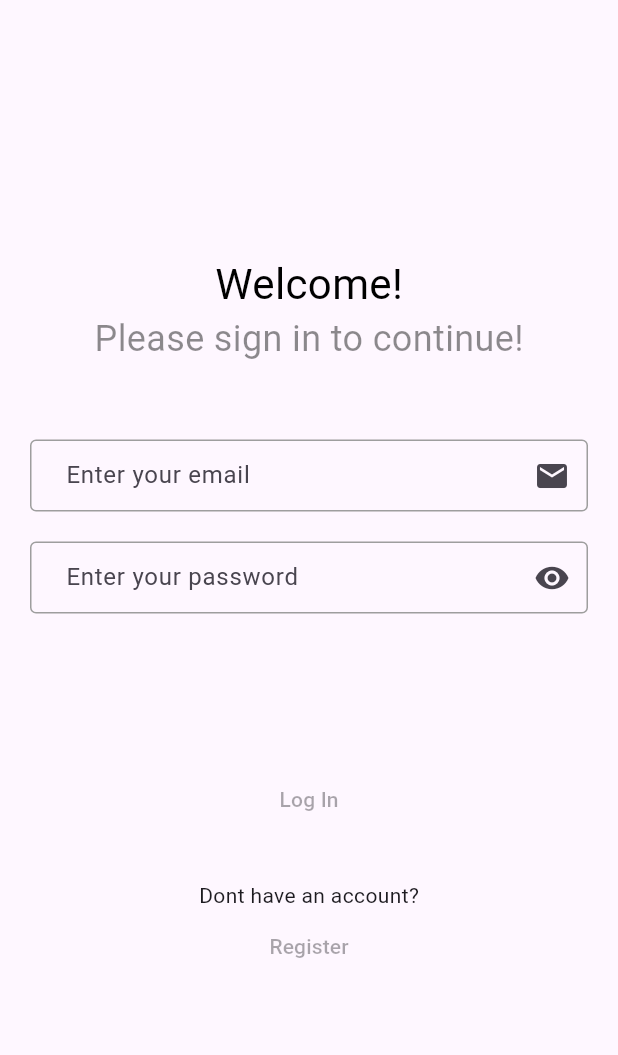
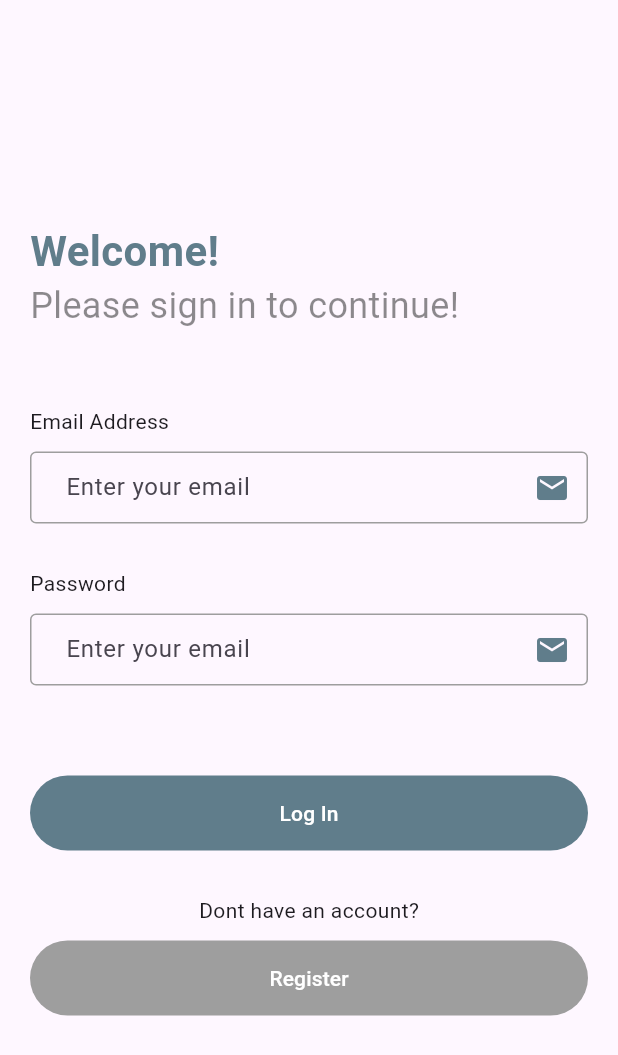
Before and after one commit to jlinares1/challenge_crew_app_flutter, a Flutter app: the screen it shows after launch, on a phone screen of 412 x 824 dp. Shown: the top 1055 px of the screen. Run offline on Flutter 3.47's test engine with Material 3 defaults, Android fonts, the phone set to English and light mode, and no system bars.

Commit message:
skeleton login page

```diff
--- a/lib/constants.dart
+++ b/lib/constants.dart
@@ -0,0 +1,22 @@
+import 'package:flutter/material.dart';
+
+const kInputButtonInputDecoration = InputDecoration(
+  suffixIcon: Icon(
+    Icons.email,
+    color: Colors.blueGrey,
+  ),
+  hintText: 'Enter your email',
+  contentPadding: EdgeInsets.symmetric(vertical: 10.0, horizontal: 20.0),
+  enabledBorder: OutlineInputBorder(
+    borderSide: BorderSide(
+      color: Colors.grey,
+      width: 1.0,
+    ),
+  ),
+  focusedBorder: OutlineInputBorder(
+    borderSide: BorderSide(
+      color: Colors.black,
+      width: 2.0,
+    ),
+  ),
+);
--- a/lib/main.dart
+++ b/lib/main.dart
@@ -1,6 +1,8 @@
+import 'package:challenge_crew_app_flutter/screens/profile_creation_screen.dart';
+import 'package:flutter/material.dart';
+import 'package:challenge_crew_app_flutter/screens/home_screen.dart';
 import 'package:challenge_crew_app_flutter/screens/login_screen.dart';
 import 'package:challenge_crew_app_flutter/screens/registration_screen.dart';
-import 'package:flutter/material.dart';
 
 void main() {
   runApp(const MainApp());
@@ -16,6 +18,8 @@ class MainApp extends StatelessWidget {
       routes: {
         LoginScreen.id: (context) => const LoginScreen(),
         RegistrationScreen.id: (context) => const RegistrationScreen(),
+        HomeScreen.id: (context) => const HomeScreen(),
+        ProfileCreationScreen.id: (context) => const ProfileCreationScreen()
       },
     );
   }
--- a/lib/screens/login_screen.dart
+++ b/lib/screens/login_screen.dart
@@ -1,3 +1,6 @@
+import 'package:challenge_crew_app_flutter/constants.dart';
+import 'package:challenge_crew_app_flutter/screens/home_screen.dart';
+import 'package:challenge_crew_app_flutter/screens/registration_screen.dart';
 import 'package:flutter/material.dart';
 
 class LoginScreen extends StatefulWidget {
@@ -12,71 +15,84 @@ class LoginScreen extends StatefulWidget {
 class _LoginScreenState extends State<LoginScreen> {
   @override
   Widget build(BuildContext context) {
-    return const Scaffold(
+    return Scaffold(
+      resizeToAvoidBottomInset: false,
       body: SafeArea(
         child: Padding(
-          padding: EdgeInsets.symmetric(horizontal: 20.0, vertical: 24.0),
+          padding: const EdgeInsets.symmetric(horizontal: 20.0, vertical: 24.0),
           child: Column(
-            crossAxisAlignment: CrossAxisAlignment.center,
+            crossAxisAlignment: CrossAxisAlignment.start,
             mainAxisAlignment: MainAxisAlignment.center,
             children: <Widget>[
-              Text(
+              const Text(
                 'Welcome!',
-                style: TextStyle(color: Colors.black, fontSize: 28.0),
+                style: TextStyle(
+                    color: Colors.blueGrey,
+                    fontSize: 28.0,
+                    fontWeight: FontWeight.bold),
               ),
-              Text(
+              const Text(
                 'Please sign in to continue!',
                 style: TextStyle(color: Colors.black45, fontSize: 24.0),
               ),
-              SizedBox(height: 50.0),
-              TextField(
-                decoration: InputDecoration(
-                  suffixIcon: Icon(Icons.email),
-                  hintText: 'Enter your email',
-                  contentPadding:
-                      EdgeInsets.symmetric(vertical: 10.0, horizontal: 20.0),
-                  border: OutlineInputBorder(),
-                  enabledBorder: OutlineInputBorder(
-                    borderSide: BorderSide(
-                      color: Colors.grey,
-                      width: 1.0,
+              const SizedBox(height: 50.0),
+              const Padding(
+                padding: EdgeInsets.only(bottom: 10),
+                child: Text('Email Address'),
               ),
+              const TextField(
+                decoration: kInputButtonInputDecoration,
               ),
-                  focusedBorder: OutlineInputBorder(
-                    borderSide: BorderSide(
-                      color: Colors.black,
-                      width: 2.0,
+              const SizedBox(height: 30.0),
+              const Padding(
+                padding: EdgeInsets.only(bottom: 10),
+                child: Text('Password'),
               ),
+              const TextField(
+                decoration: kInputButtonInputDecoration,
               ),
+              const SizedBox(height: 60.0),
+              SizedBox(
+                height: 50,
+                width: double.infinity,
+                child: TextButton(
+                    onPressed: () {
+                      Navigator.pushNamed(context, HomeScreen.id);
+                    },
+                    style: const ButtonStyle(
+                        backgroundColor:
+                            MaterialStatePropertyAll(Colors.blueGrey)),
+                    child: const Text(
+                      'Log In',
+                      style: TextStyle(color: Colors.white),
+                    )),
               ),
+              const SizedBox(height: 30.0),
+              Center(
+                  child: Column(
+                children: [
+                  const Text('Dont have an account?'),
+                  Padding(
+                    padding: const EdgeInsets.only(top: 10),
+                    child: SizedBox(
+                      height: 50,
+                      width: double.infinity,
+                      child: TextButton(
+                          onPressed: () {
+                            Navigator.pushNamed(context, RegistrationScreen.id);
+                          },
+                          style: const ButtonStyle(
+                            backgroundColor:
+                                MaterialStatePropertyAll(Colors.grey),
                           ),
-              SizedBox(height: 20.0),
-              TextField(
-                decoration: InputDecoration(
-                  suffixIcon: Icon(Icons.remove_red_eye),
-                  hintText: 'Enter your password',
-                  contentPadding:
-                      EdgeInsets.symmetric(vertical: 10.0, horizontal: 20.0),
-                  border: OutlineInputBorder(),
-                  enabledBorder: OutlineInputBorder(
-                    borderSide: BorderSide(
-                      color: Colors.grey,
-                      width: 1.0,
+                          child: const Text(
+                            'Register',
+                            style: TextStyle(color: Colors.white),
+                          )),
                     ),
-                  ),
-                  focusedBorder: OutlineInputBorder(
-                    borderSide: BorderSide(
-                      color: Colors.black,
-                      width: 2.0,
-                    ),
-                  ),
-                ),
-              ),
-              SizedBox(height: 100.0),
-              TextButton(onPressed: null, child: Text('Log In')),
-              SizedBox(height: 30.0),
-              Text('Dont have an account?'),
-              TextButton(onPressed: null, child: Text('Register'))
+                  )
+                ],
+              )),
             ],
           ),
         ),
```
Also changed, not shown: lib/models/user.dart (added, +14 -0 lines), lib/screens/home_screen.dart (added, +18 -0 lines), lib/screens/profile_creation_screen.dart (added, +21 -0 lines), lib/screens/registration_screen.dart (+9 -1 lines), 2 other files. Lines whose indentation alone changed are shown as unchanged.
